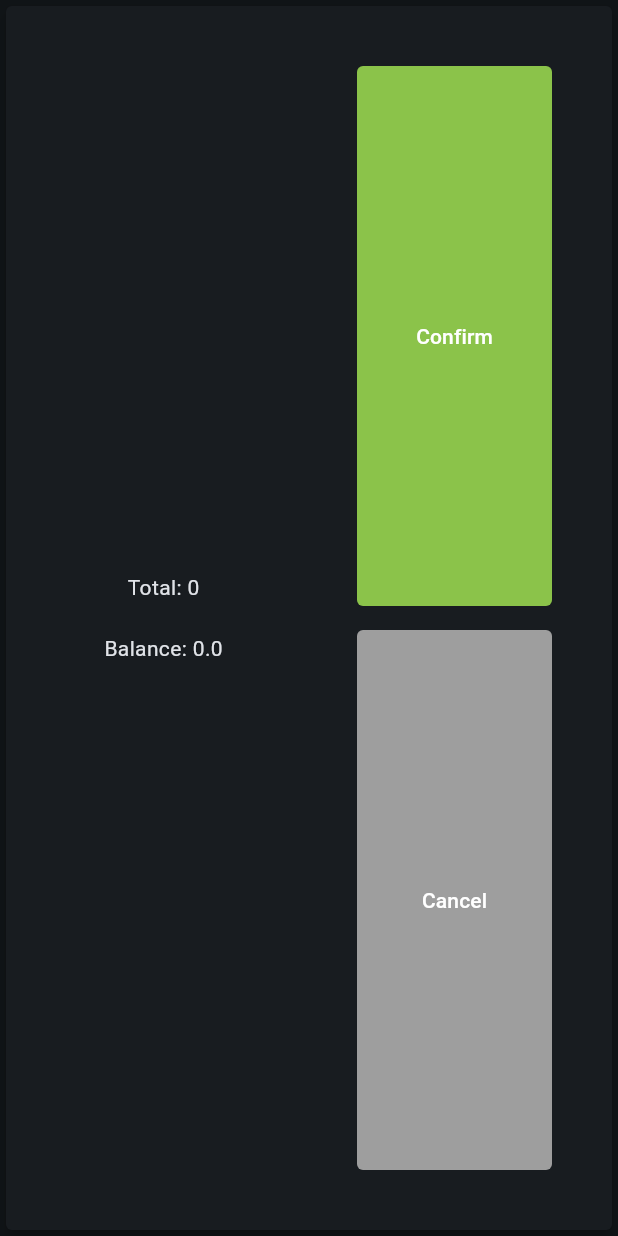
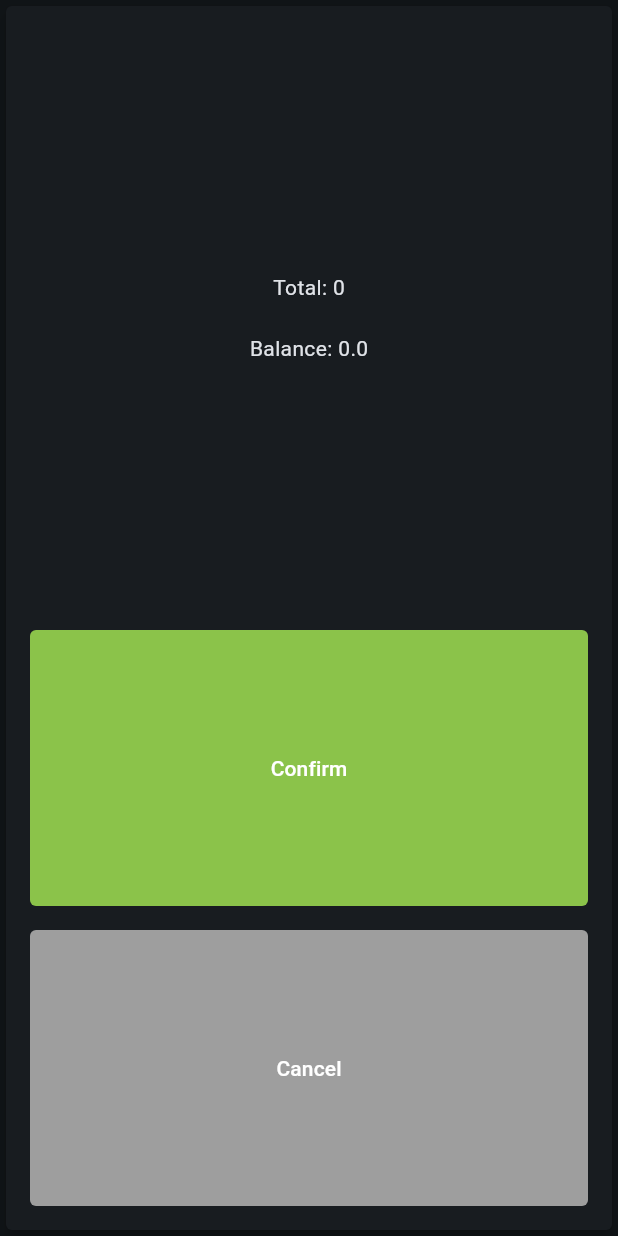
Before and after one commit to Tuuxic/BevBank, a Flutter app: the BeverageConfirmation widget shown alone on an empty page, opened directly with empty values, on a phone screen of 412 x 824 dp. Run offline on Flutter 3.47's test engine with Material 3 defaults, Android fonts, the phone set to English and light mode, and no system bars; our stand-ins replace equatable, flutter_bloc; missing offline and left inert: pluto_grid; generated files the repository leaves out were written again.

Commit message:
Added Mobile friendly adjustments to app

```diff
--- a/bev_bank/lib/l10n/de.arb
+++ b/bev_bank/lib/l10n/de.arb
@@ -17,5 +17,6 @@
     "buttonConfirm": "Bestätigen",
     "buttonCancel": "Abbrechen",
     "selectionTotal": "Total",
-    "userBalance": "Balance"
+    "userBalance": "Balance",
+    "beverageTitle": "Getränke"
 }
--- a/bev_bank/lib/l10n/en.arb
+++ b/bev_bank/lib/l10n/en.arb
@@ -18,6 +18,6 @@
     "buttonConfirm": "Confirm",
     "buttonCancel": "Cancel",
     "selectionTotal": "Total",
-    "userBalance": "Balance"
-
+    "userBalance": "Balance",
+    "beverageTitle": "Beverages"
 }
--- a/bev_bank/lib/pages/selection/components/beverage_confirmation.dart
+++ b/bev_bank/lib/pages/selection/components/beverage_confirmation.dart
@@ -1,5 +1,6 @@
 import 'package:bev_bank/components/cards/content_card.dart';
 import 'package:bev_bank/domain/models/user.dart';
+import 'package:bev_bank/util/screen_size_detection.dart';
 import 'package:flutter/material.dart';
 import 'package:flutter_gen/gen_l10n/app_localizations.dart';
 
@@ -14,11 +15,12 @@ class BeverageConfirmation extends StatelessWidget {
     return ContentCard(
       child: Padding(
         padding: const EdgeInsets.all(8.0),
-        child: Row(
-          mainAxisAlignment: MainAxisAlignment.spaceBetween,
-          crossAxisAlignment: CrossAxisAlignment.center,
-          mainAxisSize: MainAxisSize.max,
-          children: [
+        child: _contentWrapper(
+          // mainAxisAlignment: MainAxisAlignment.spaceBetween,
+          // crossAxisAlignment: CrossAxisAlignment.center,
+          // mainAxisSize: MainAxisSize.max,
+          context,
+          [
             Expanded(
               child: Column(
                 mainAxisAlignment: MainAxisAlignment.center,
@@ -37,8 +39,6 @@ class BeverageConfirmation extends StatelessWidget {
               ),
             ),
             Flexible(
-              child: Padding(
-                padding: const EdgeInsets.all(24.0),
               child: Column(
                 mainAxisAlignment: MainAxisAlignment.center,
                 crossAxisAlignment: CrossAxisAlignment.stretch,
@@ -72,13 +72,11 @@ class BeverageConfirmation extends StatelessWidget {
                             borderRadius: BorderRadius.circular(4.0),
                           ),
                         ),
-                          child:
-                              Text(AppLocalizations.of(context)!.buttonCancel),
+                        child: Text(AppLocalizations.of(context)!.buttonCancel),
                       ),
                     ),
                   )
                 ],
-                ),
               ),
             ),
           ],
@@ -86,4 +84,22 @@ class BeverageConfirmation extends StatelessWidget {
       ),
     );
   }
+
+  Widget _contentWrapper(BuildContext context, List<Widget> children) {
+    bool isMobile = ScreenSizeDetection.isMobile(context);
+
+    if (isMobile) {
+      return Column(
+        mainAxisAlignment: MainAxisAlignment.center,
+        crossAxisAlignment: CrossAxisAlignment.center,
+        children: children,
+      );
+    } else {
+      return Row(
+        mainAxisAlignment: MainAxisAlignment.spaceBetween,
+        crossAxisAlignment: CrossAxisAlignment.center,
+        children: children,
+      );
     }
+  }
+}
--- /dev/null
+++ b/bev_bank/lib/util/screen_size_detection.dart
@@ -0,0 +1,16 @@
+import 'package:flutter/material.dart';
+
+class ScreenSizeDetection {
+  /// mobile < 650
+  static bool isMobile(BuildContext context) =>
+      MediaQuery.of(context).size.width < 650 ||
+      MediaQuery.of(context).size.height < 500;
+
+  /// tablet >= 650
+  static bool isTablet(BuildContext context) =>
+      MediaQuery.of(context).size.width >= 650;
+
+  ///desktop >= 1100
+  static bool isDesktop(BuildContext context) =>
+      MediaQuery.of(context).size.width >= 1100;
+}
```
Also changed, not shown: bev_bank/lib/pages/home/components/appbar_button.dart (+12 -5 lines), bev_bank/lib/pages/home/components/user_selector.dart (+5 -4 lines), bev_bank/lib/pages/selection/components/beverage_selection.dart (+26 -3 lines), bev_bank/lib/pages/selection/selection.dart (+60 -3 lines). Lines whose indentation alone changed are shown as unchanged.
